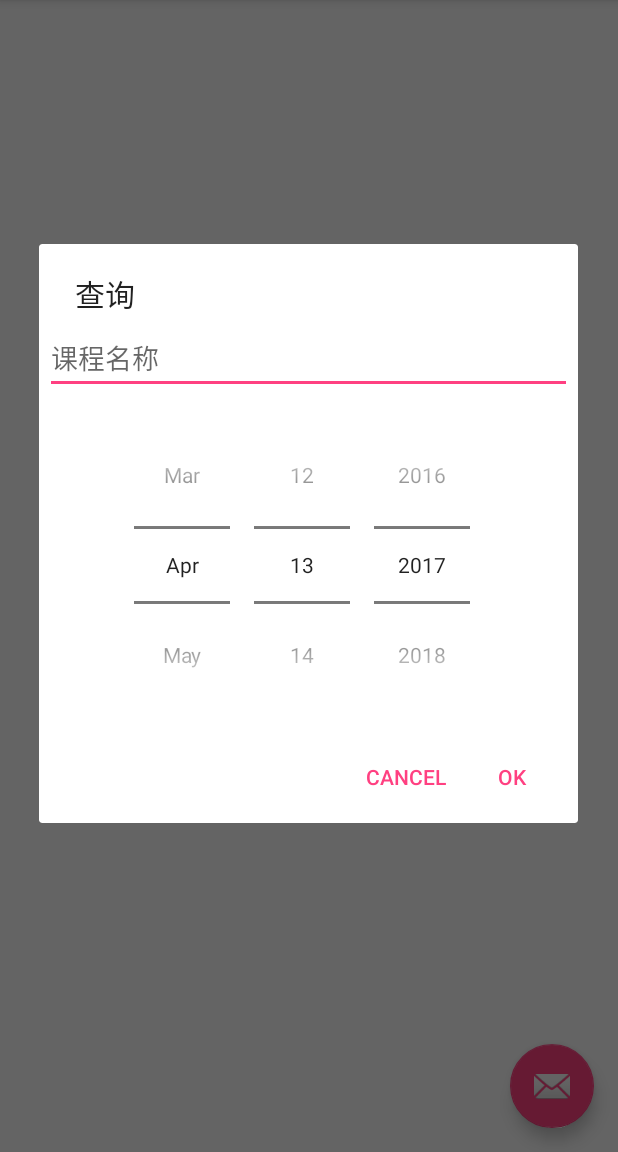
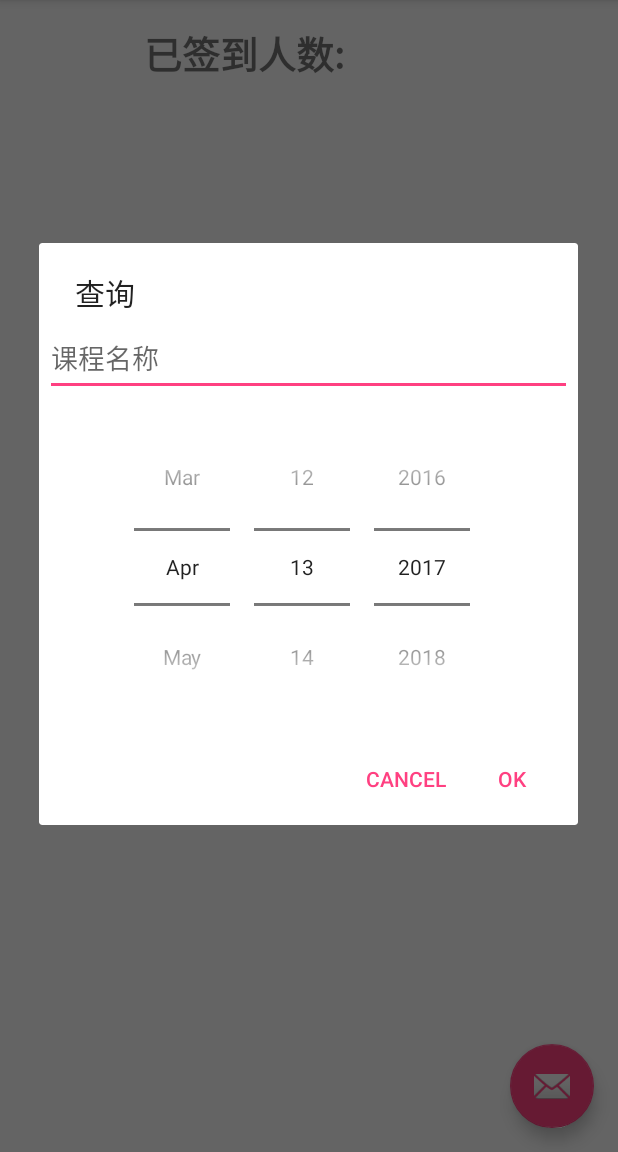
Before and after one commit to nihaooo/OnePointTeacher, an Android app: the screen it shows after launch (MainActivity), after a tap on an icon or button, on a phone screen of 412 x 824 dp, the part 84-1236 px from its top. Run offline under Robolectric (Android 15) with nearby library versions, the phone set to English and light mode, and no system bars; libraries missing offline, so code that uses them is left out: cn.bmob.v3; 1 statement that could not run was skipped.

Commit message:
founcation is OK

```diff
--- a/app/src/main/java/com/example/akuteacher/MainActivity.java
+++ b/app/src/main/java/com/example/akuteacher/MainActivity.java
@@ -10,6 +10,7 @@ import android.view.LayoutInflater;
 import android.view.View;
 import android.widget.EditText;
 import android.widget.ListView;
+import android.widget.TextView;
 import android.widget.Toast;
 
 import java.text.ParseException;
@@ -26,9 +27,11 @@ import cn.bmob.v3.listener.FindListener;
 
 public class MainActivity extends AppCompatActivity {
 
+    private static final String TAG = "MainActivity";
+    String number;
     private QRBeanAdapter mAdapter;
     private List<QRBean> mlist;
-    private static final String TAG = "MainActivity";
+    private TextView stunumber;
 
     @Override
     protected void onCreate(Bundle savedInstanceState) {
@@ -41,9 +44,11 @@ public class MainActivity extends AppCompatActivity {
         setSupportActionBar(toolbar);
 
         mlist = new ArrayList<>();//数据源
-        mAdapter = new QRBeanAdapter(this,mlist);
+        mAdapter = new QRBeanAdapter(this, mlist);
         final ListView listList = (ListView) findViewById(R.id.lv_main);
         listList.setAdapter(mAdapter);
+        stunumber = (TextView) findViewById(R.id.tv_stunumber);
+
 
 
         FloatingActionButton fab = (FloatingActionButton) findViewById(R.id.fab);
@@ -52,7 +57,7 @@ public class MainActivity extends AppCompatActivity {
             public void onClick(View view) {
                 AlertDialog.Builder builder = new AlertDialog.Builder(MainActivity.this);
                 LayoutInflater inflate = LayoutInflater.from(MainActivity.this);
-                View viewDialog = inflate.inflate(R.layout.settime,null);
+                View viewDialog = inflate.inflate(R.layout.settime, null);
                 final EditText classname = (EditText) viewDialog.findViewById(R.id.et_class_name);
                 builder.setView(viewDialog);
                 builder.setTitle("查询");
@@ -62,23 +67,24 @@ public class MainActivity extends AppCompatActivity {
                         String rq_classname = classname.getText().toString();
                         findclassname(rq_classname);
                         listList.setAdapter(mAdapter);
-
                     }
                 });
-                builder.setNegativeButton("Cancel",null);
+                builder.setNegativeButton("Cancel", null);
                 builder.create().show();
             }
         });
     }
 
-    private void findclassname(String classname){
+    private void findclassname(String classname) {
         BmobQuery<QRBean> query = new BmobQuery<QRBean>();
-        query.addWhereEqualTo("studentclass",classname);
+        query.addWhereEqualTo("studentclass", classname);
         query.setLimit(100);
         query.findObjects(this, new FindListener<QRBean>() {
             @Override
             public void onSuccess(List<QRBean> list) {
-                Toast.makeText(MainActivity.this, "查询成功,数据数目为"+list.size(), Toast.LENGTH_SHORT).show();
+                Toast.makeText(MainActivity.this, "查询成功,数据数目为" + list.size(), Toast.LENGTH_SHORT).show();
+                number = String.valueOf(list.size());
+                stunumber.setText(number);
                 mlist.clear();
                 mlist.addAll(list);//添加进数据源
                 mAdapter.notifyDataSetChanged();
@@ -102,10 +108,10 @@ public class MainActivity extends AppCompatActivity {
         Date date = null;
         try {
             date = sdf.parse(start);
-        }catch (ParseException e) {
+        } catch (ParseException e) {
             e.printStackTrace();
         }
-        q1.addWhereGreaterThanOrEqualTo("createdAt",new BmobDate(date));
+        q1.addWhereGreaterThanOrEqualTo("createdAt", new BmobDate(date));
         and.add(q1);
 
         //小于23:59:59
@@ -113,20 +119,20 @@ public class MainActivity extends AppCompatActivity {
         String end = rq_date + " 23:59:59";//"2015-05-01 23:59:59"
         SimpleDateFormat sdf1 = new SimpleDateFormat("yyyy-MM-dd HH:mm:ss");
         Date date1 = null;
-        try{
+        try {
             date1 = sdf1.parse(end);
-        }catch (ParseException e) {
+        } catch (ParseException e) {
             e.printStackTrace();
         }
-        q2.addWhereGreaterThanOrEqualTo("createdAt",new BmobDate(date1));
+        q2.addWhereGreaterThanOrEqualTo("createdAt", new BmobDate(date1));
         and.add(q2);
         //添加复合与查询
         query.and(and);
-        query.findObjects(this,new FindListener<QRBean>(){
+        query.findObjects(this, new FindListener<QRBean>() {
 
             @Override
             public void onSuccess(List<QRBean> list) {
-                Toast.makeText(MainActivity.this, "查询成功人数:"+list.size(), Toast.LENGTH_SHORT).show();
+                Toast.makeText(MainActivity.this, "查询成功人数:" + list.size(), Toast.LENGTH_SHORT).show();
             }
 
             @Override
--- a/app/src/main/res/layout/content_main.xml
+++ b/app/src/main/res/layout/content_main.xml
@@ -13,9 +13,27 @@
     app:layout_behavior="@string/appbar_scrolling_view_behavior"
     tools:showIn="@layout/activity_main">
 
+    <TextView
+        android:id="@+id/tv_number"
+        android:layout_width="wrap_content"
+        android:layout_height="wrap_content"
+        android:text="已签到人数:"
+        android:paddingLeft="80dp"
+        android:textSize="25sp"
+        android:textStyle="bold"/>
+    <TextView
+        android:id="@+id/tv_stunumber"
+        android:layout_width="wrap_content"
+        android:layout_height="wrap_content"
+        android:layout_toRightOf="@id/tv_number"
+        android:paddingLeft="20dp"
+        android:textSize="25sp"
+        android:textStyle="bold"/>
+
     <ListView
         android:id="@+id/lv_main"
         android:layout_width="match_parent"
         android:layout_height="match_parent"
+        android:layout_below="@id/tv_number"
         android:text="Hello World!"/>
 </RelativeLayout>
--- a/app/src/main/res/layout/settime.xml
+++ b/app/src/main/res/layout/settime.xml
@@ -8,7 +8,7 @@
     <EditText
         android:id="@+id/et_class_name"
         android:layout_width="match_parent"
-        android:layout_height="wrap_content"
+        android:layout_height="50dp"
         android:layout_margin="4dp"
         android:hint="课程名称"/>
 
```
